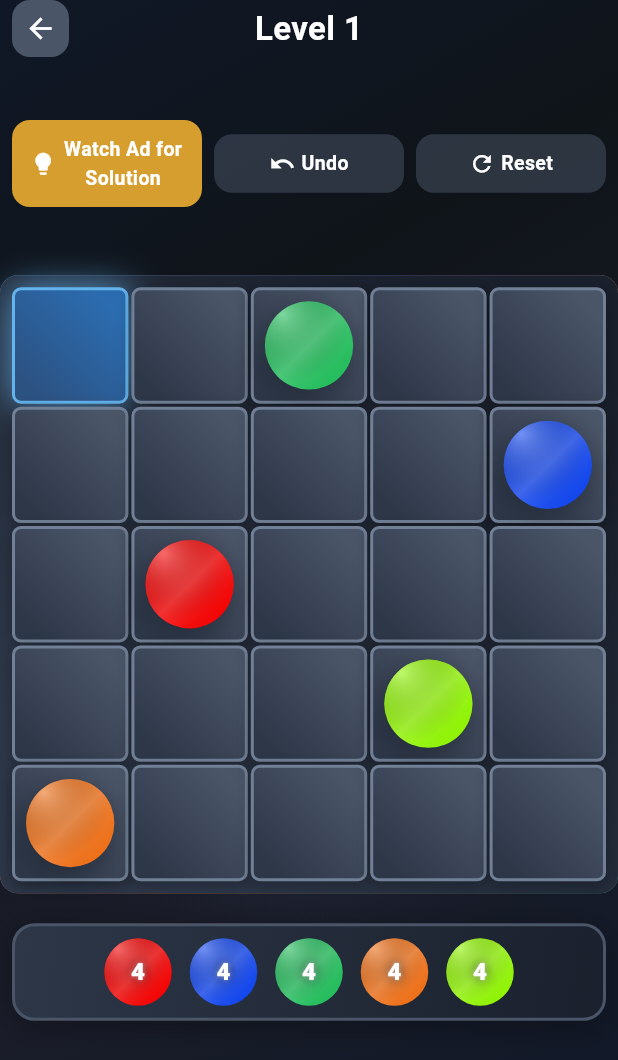
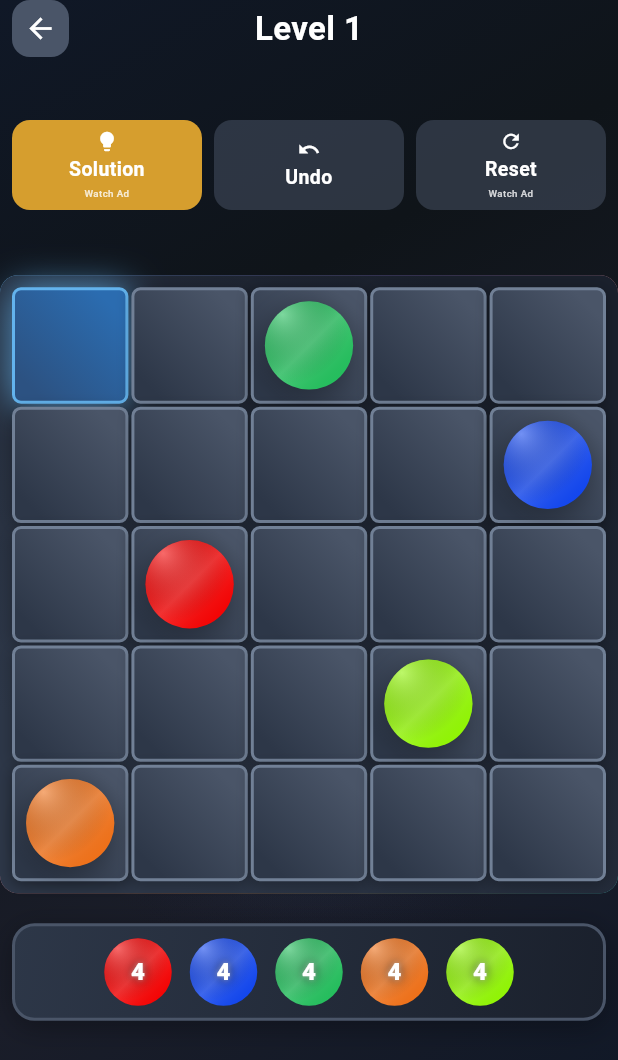
Before and after one commit to AgendeasSolution/color-sudoku, a Flutter app: the screen it shows after launch, after a tap on an icon or button, on a phone screen of 412 x 824 dp. Shown: the top 1060 px of the screen. Run offline on Flutter 3.47's test engine with Material 3 defaults, Android fonts, the light colour scheme and no system bars; our stand-ins replace audioplayers, google_fonts, google_mobile_ads, shared_preferences; network calls fail.

Commit message:
Refactor game screen action buttons for improved UI consistency
- Replaced individual GestureDetector implementations with a reusable _buildActionButton method for the Solution, Undo, and Reset buttons.
- Enhanced button styling and functionality, including ad labels and state management for enabled/disabled states.
- Updated the Play Again button to utilize the new action button method, ensuring a consistent look and feel across the game screen.

```diff
--- a/lib/screens/game_screen.dart
+++ b/lib/screens/game_screen.dart
@@ -671,42 +671,15 @@ class _GameScreenState extends State<GameScreen> with TickerProviderStateMixin {
                 children: [
                   // Solution button
                   Expanded(
-                    child: GestureDetector(
-                      onTap: !_gameState.isGameOver ? _showSolution : null,
-                      child: Container(
-                        padding: ResponsiveUtils.getSolutionButtonPadding(context),
-                        decoration: BoxDecoration(
+                    child: _buildActionButton(
+                      icon: Icons.lightbulb,
+                      text: 'Solution',
+                      adLabel: 'Watch Ad',
+                      isEnabled: !_gameState.isGameOver,
                       color: _gameState.isGameOver
                           ? AppConstants.borderColor.withOpacity(0.5)
                           : const Color(0xFFD69E2E), // Gold color for solution button
-                          borderRadius: BorderRadius.circular(AppConstants.buttonBorderRadius),
-                        ),
-                        child: Row(
-                          mainAxisAlignment: MainAxisAlignment.center,
-                          children: [
-                            Icon(
-                              Icons.lightbulb,
-                              color: AppConstants.textPrimaryColor,
-                              size: ResponsiveUtils.getResponsiveIconSize(context) * 0.8,
-                            ),
-                            SizedBox(
-                              width: ResponsiveUtils.getResponsiveSpacing(context, 4),
-                            ),
-                            Flexible(
-                              child: Text(
-                                'Watch Ad for Solution',
-                                style: TextStyle(
-                                  fontFamily: AppConstants.primaryFontFamily,
-                                  fontSize: ResponsiveUtils.getSolutionButtonFontSize(context),
-                                  fontWeight: AppConstants.boldWeight,
-                                  color: AppConstants.textPrimaryColor,
-                                ),
-                                textAlign: TextAlign.center,
-                              ),
-                            ),
-                          ],
-                        ),
-                      ),
+                      onTap: !_gameState.isGameOver ? _showSolution : null,
                     ),
                   ),
 
@@ -714,42 +687,15 @@ class _GameScreenState extends State<GameScreen> with TickerProviderStateMixin {
 
                   // Undo button
                   Expanded(
-                    child: GestureDetector(
-                      onTap: _gameState.history.isEmpty ? null : _undoMove,
-                      child: Container(
-                        padding: ResponsiveUtils.getSolutionButtonPadding(context),
-                        decoration: BoxDecoration(
+                    child: _buildActionButton(
+                      icon: Icons.undo,
+                      text: 'Undo',
+                      adLabel: null, // No ad for undo
+                      isEnabled: _gameState.history.isNotEmpty,
                       color: _gameState.history.isEmpty
                           ? AppConstants.borderColor.withOpacity(0.5)
                           : AppConstants.successColor,
-                          borderRadius: BorderRadius.circular(AppConstants.buttonBorderRadius),
-                        ),
-                        child: Row(
-                          mainAxisAlignment: MainAxisAlignment.center,
-                          children: [
-                            Icon(
-                              Icons.undo,
-                              color: AppConstants.textPrimaryColor,
-                              size: ResponsiveUtils.getResponsiveIconSize(context) * 0.8,
-                            ),
-                            SizedBox(
-                              width: ResponsiveUtils.getResponsiveSpacing(context, 4),
-                            ),
-                            Flexible(
-                              child: Text(
-                                'Undo',
-                                style: TextStyle(
-                                  fontFamily: AppConstants.primaryFontFamily,
-                                  fontSize: ResponsiveUtils.getSolutionButtonFontSize(context),
-                                  fontWeight: AppConstants.boldWeight,
-                                  color: AppConstants.textPrimaryColor,
-                                ),
-                                textAlign: TextAlign.center,
-                              ),
-                            ),
-                          ],
-                        ),
-                      ),
+                      onTap: _gameState.history.isEmpty ? null : _undoMove,
                     ),
                   ),
 
@@ -757,45 +703,18 @@ class _GameScreenState extends State<GameScreen> with TickerProviderStateMixin {
 
                   // Reset button
                   Expanded(
-                    child: GestureDetector(
+                    child: _buildActionButton(
+                      icon: Icons.refresh,
+                      text: 'Reset',
+                      adLabel: 'Watch Ad',
+                      isEnabled: _gameState.history.isNotEmpty,
+                      color: _gameState.history.isEmpty
+                          ? AppConstants.borderColor.withOpacity(0.5)
+                          : AppConstants.errorColor,
                       onTap: _gameState.history.isEmpty ? null : () {
                         AudioService().playButtonClick();
                         _restartLevelWithAd(_gameState.currentLevel);
                       },
-                      child: Container(
-                        padding: ResponsiveUtils.getSolutionButtonPadding(context),
-                        decoration: BoxDecoration(
-                          color: _gameState.history.isEmpty
-                              ? AppConstants.borderColor.withOpacity(0.5)
-                              : AppConstants.errorColor,
-                          borderRadius: BorderRadius.circular(AppConstants.buttonBorderRadius),
-                        ),
-                        child: Row(
-                          mainAxisAlignment: MainAxisAlignment.center,
-                          children: [
-                            Icon(
-                              Icons.refresh,
-                              color: AppConstants.textPrimaryColor,
-                              size: ResponsiveUtils.getResponsiveIconSize(context) * 0.8,
-                            ),
-                            SizedBox(
-                              width: ResponsiveUtils.getResponsiveSpacing(context, 4),
-                            ),
-                            Flexible(
-                              child: Text(
-                                'Reset',
-                                style: TextStyle(
-                                  fontFamily: AppConstants.primaryFontFamily,
-                                  fontSize: ResponsiveUtils.getSolutionButtonFontSize(context),
-                                  fontWeight: AppConstants.boldWeight,
-                                  color: AppConstants.textPrimaryColor,
-                                ),
-                                textAlign: TextAlign.center,
-                              ),
-                            ),
-                          ],
-                        ),
-                      ),
                     ),
                   ),
                 ],
@@ -804,40 +723,82 @@ class _GameScreenState extends State<GameScreen> with TickerProviderStateMixin {
     );
   }
 
-  Widget _buildPlayAgainButton() {
-    return Center(
-      child: GestureDetector(
-        onTap: _playAgain,
+  Widget _buildActionButton({
+    required IconData icon,
+    required String text,
+    String? adLabel,
+    required bool isEnabled,
+    required Color color,
+    VoidCallback? onTap,
+    double? iconSizeMultiplier,
+    double? textSizeMultiplier,
+  }) {
+    return GestureDetector(
+      onTap: onTap,
       child: Container(
-          padding: ResponsiveUtils.getSolutionButtonPadding(context),
+        height: ResponsiveUtils.getResponsiveSpacing(context, 60), // Fixed height for all buttons
+        padding: EdgeInsets.symmetric(
+          horizontal: ResponsiveUtils.getResponsiveSpacing(context, 2),
+          vertical: ResponsiveUtils.getResponsiveSpacing(context, 1),
+        ),
         decoration: BoxDecoration(
-            color: const Color(0xFFD69E2E), // Gold color
+          color: color,
           borderRadius: BorderRadius.circular(AppConstants.buttonBorderRadius),
         ),
-          child: Row(
-            mainAxisSize: MainAxisSize.min,
+        child: Column(
           mainAxisAlignment: MainAxisAlignment.center,
           children: [
+            // Icon row
             Icon(
-                Icons.refresh,
+              icon,
               color: AppConstants.textPrimaryColor,
-                size: ResponsiveUtils.getResponsiveIconSize(context) * 0.8,
+              size: ResponsiveUtils.getResponsiveIconSize(context) * (iconSizeMultiplier ?? 0.7),
             ),
-              SizedBox(
-                width: ResponsiveUtils.getResponsiveSpacing(context, 8),
-              ),
+            SizedBox(height: ResponsiveUtils.getResponsiveSpacing(context, 1.5)),
+            // Text row
             Text(
-                'Play Again',
+              text,
               style: TextStyle(
                 fontFamily: AppConstants.primaryFontFamily,
-                  fontSize: ResponsiveUtils.getSolutionButtonFontSize(context) * 1.2,
+                fontSize: ResponsiveUtils.getSolutionButtonFontSize(context) * (textSizeMultiplier ?? 1.0),
                 fontWeight: AppConstants.boldWeight,
                 color: AppConstants.textPrimaryColor,
               ),
               textAlign: TextAlign.center,
             ),
+            // Ad label row (only if adLabel is provided)
+            if (adLabel != null) ...[
+              SizedBox(height: ResponsiveUtils.getResponsiveSpacing(context, 2)),
+              Text(
+                adLabel,
+                style: TextStyle(
+                  fontFamily: AppConstants.secondaryFontFamily,
+                  fontSize: ResponsiveUtils.getSolutionButtonFontSize(context) * 0.5,
+                  fontWeight: FontWeight.w500,
+                  color: AppConstants.textPrimaryColor.withOpacity(0.8),
+                ),
+                textAlign: TextAlign.center,
+              ),
+            ],
           ],
         ),
+      ),
+    );
+  }
+
+  Widget _buildPlayAgainButton() {
+    return Center(
+      child: SizedBox(
+        width: ResponsiveUtils.getResponsiveSpacing(context, 120), // Further reduced width for play again button
+        child: _buildActionButton(
+          icon: Icons.refresh,
+          text: 'Play Again',
+          adLabel: 'Watch Ad', // Add ad label for play again
+          isEnabled: true,
+          color: const Color(0xFFD69E2E), // Gold color
+          onTap: _playAgain,
+          iconSizeMultiplier: 1.0, // Larger icon
+          textSizeMultiplier: 1.0, // Larger text
         ),
       ),
     );
```
Lines whose indentation alone changed are shown as unchanged.
